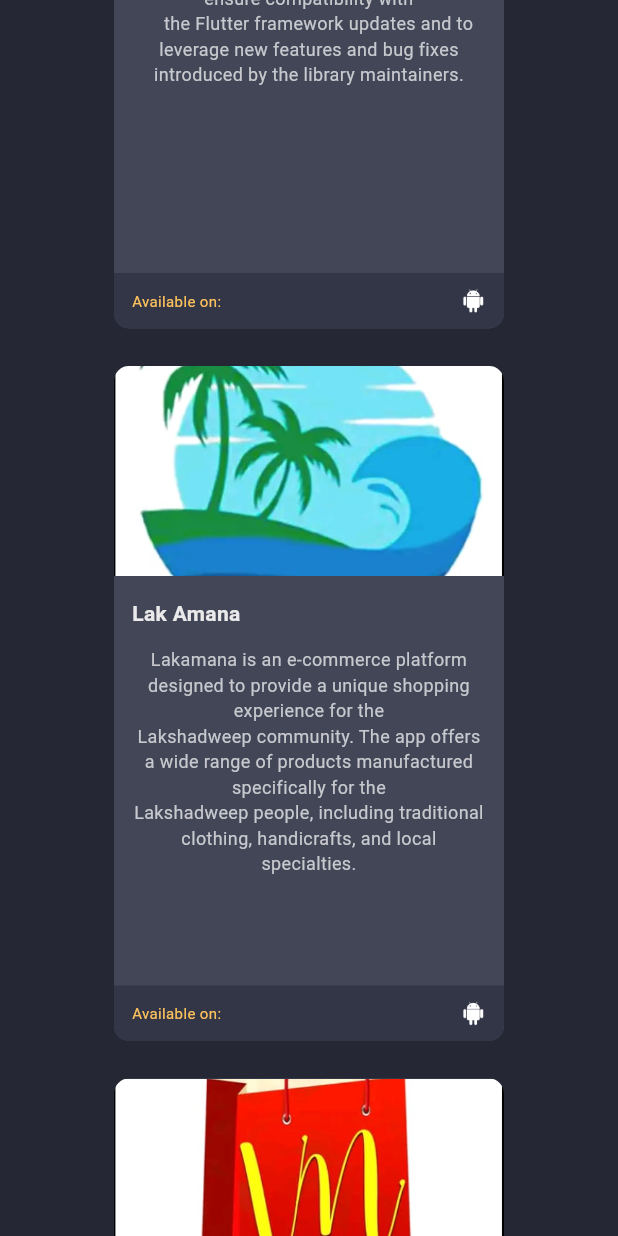
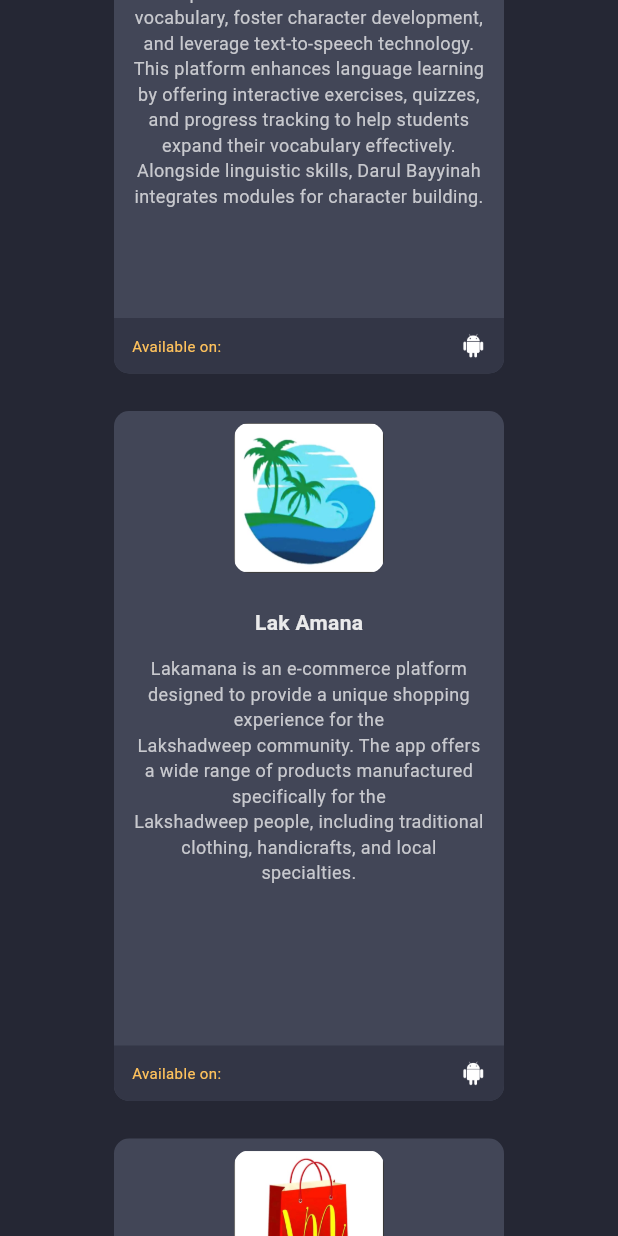
Before and after one commit to Musafar-Ahmd/portfolio, a Flutter app: the screen it shows after launch, scrolled down 2880 dp, on a phone screen of 412 x 824 dp. Run offline on Flutter 3.47's test engine with Material 3 defaults, Android fonts, the phone set to English and light mode, and no system bars; our stand-ins replace animate_do, animated_text_kit, google_fonts; missing offline and left inert: dart:js.

Commit message:
pushing changes

```diff
--- a/lib/constants/skill_items.dart
+++ b/lib/constants/skill_items.dart
@@ -27,10 +27,6 @@ const List<Map> skillItems = [
     "title": "HTML5",
   },
   {
-    "img": "assets/python.png",
-    "title": "Python",
-  },
-  {
     "img": "assets/postman.png",
     "title": "Postman",
   },
--- a/lib/utils/project_utils.dart
+++ b/lib/utils/project_utils.dart
@@ -19,15 +19,14 @@ class ProjectUtils {
 // WORK PROJECTS
 List<ProjectUtils> workProjectUtils = [
   ProjectUtils(
-    image: 'assets/shumoo.png',
+    image: 'assets/shumo.png',
     title: 'Shumoo',
     subtitle:
         ''' Shumoo is an advanced ecommerce platform specializing in pharmaceuticals and cosmetics, serving
 customers in the UAE with a wide range of high-quality products in these categories''',
     androidLink:
         'https://play.google.com/store/apps/details?id=com.alshumoo.ecom',
-    iosLink:
-        "https://apps.apple.com/kr/app/%EC%98%81%EC%96%B4%EB%A8%B8%EB%A6%AC-%EA%B3%B5%EC%9E%91%EC%86%8C/id1507102714",
+    iosLink: "https://apps.apple.com/ae/app/shumoo/id6480279795",
   ),
   ProjectUtils(
     image: 'assets/inpos.png',
@@ -41,13 +40,12 @@ distributors across various industries, including fashion, electronics, grocery,
         'https://play.google.com/store/apps/details?id=com.innerix.inpos',
   ),
   ProjectUtils(
-    image: 'assets/wise-learning.png',
-    title: 'Wise Learning',
+    image: 'assets/db.png',
+    title: 'Darul Bayyinah',
     subtitle:
-        '''Experienced in regularly updating project dependencies to the latest versions to ensure compatibility with
-    the Flutter framework updates and to leverage new features and bug fixes introduced by the library maintainers.''',
+        '''Darul Bayyinah is an innovative Learning Management System (LMS) designed to empower tutors with tools to teach vocabulary, foster character development, and leverage text-to-speech technology. This platform enhances language learning by offering interactive exercises, quizzes, and progress tracking to help students expand their vocabulary effectively. Alongside linguistic skills, Darul Bayyinah integrates modules for character building.''',
     androidLink:
-        'https://play.google.com/store/apps/details?id=com.innerix.wiselearning',
+        'https://drive.google.com/drive/folders/1SOrIEnrI_bS1fukn4xxO0_ph2K3VtsmY',
   ),
   ProjectUtils(
     image: 'assets/lak-amana.jpg',
@@ -75,14 +73,14 @@ app, users can enjoy a convenient and seamless online shopping experience.''',
     title: 'Toys App',
     subtitle:
         ''' A mobile application designed for showcasing toy businesses and advertisements in malls. The app serves as a digital platform where toy stores can promote their products, display ads, and attract customers through engaging visuals and interactive content. It provides businesses with the ability to target mall visitors with advertisements, special offers, and featured toy collections, enhancing visibility and driving sales.''',
-    androidLink: '',
+    androidLink: 'https://drive.google.com/drive/folders/11mCmKZwncriKb9vDSqI9yF2ijrii1MVO',
   ),
   ProjectUtils(
-    image: 'assets/ui.jpg',
+    image: 'assets/axis.png',
     title: ' HR app',
     subtitle:
         '''I A comprehensive Human Resources mobile application aimed at streamlining employee and HR operations. The app enables employees to submit leave requests, request official documents like salary and experience certificates, and access payroll information such as payslips and payment history. Additionally, it supports work task management and tracking for efficient workflow.''',
-    androidLink:
-        'https://play.google.com/store/apps/details?id=com.innerix.inpos',
+    androidLink: '',
   ),
+
 ];
--- a/lib/widgets/contact_section.dart
+++ b/lib/widgets/contact_section.dart
@@ -25,7 +25,6 @@ class ContactSection extends StatelessWidget {
               color: CustomColor.whitePrimary,
             ),
           ),
-
           const SizedBox(height: 50),
           ConstrainedBox(
             constraints: const BoxConstraints(
--- a/lib/widgets/project_card.dart
+++ b/lib/widgets/project_card.dart
@@ -15,7 +15,7 @@ class ProjectCardWidget extends StatelessWidget {
   Widget build(BuildContext context) {
     return Container(
       clipBehavior: Clip.antiAlias,
-      height: 450,
+      height: 460,
       width: 260,
       decoration: BoxDecoration(
         borderRadius: BorderRadius.circular(10),
@@ -26,20 +26,35 @@ class ProjectCardWidget extends StatelessWidget {
         mainAxisSize: MainAxisSize.min,
         children: [
           // project img
-          Image.asset(
+          Center(
+            child: Padding(
+              padding: const EdgeInsets.all(8.0),
+              child: ClipRRect(
+                borderRadius: BorderRadius.circular(10), // Apply border radius
+                child: Container(
+                  decoration: BoxDecoration(
+                    borderRadius: BorderRadius.circular(10), // Optional, for clarity
+                  ),
+                  child: Image.asset(
                     project.image,
-            height: 140,
-            width: 260,
+                    height: 100,
+                    width: 100,
                     fit: BoxFit.cover,
                   ),
-          // title
-          Padding(
+                ),
+              ),
+            ),
+          ),
+          //  title
+          Center(
+            child: Padding(
               padding: const EdgeInsets.fromLTRB(12, 15, 12, 12),
               child: Text(
                 project.title,
                 style: const TextStyle(
                   fontWeight: FontWeight.w600,
                   color: CustomColor.whitePrimary,
+                ),
               ),
             ),
           ),
--- a/pubspec.yaml
+++ b/pubspec.yaml
@@ -35,6 +35,12 @@ dependencies:
   # The following adds the Cupertino Icons font to your application.
   # Use with the CupertinoIcons class for iOS style icons.
   cupertino_icons: ^1.0.8
+  animated_text_kit: ^4.2.2
+  animate_do: ^3.0.2
+  scrollable_positioned_list: ^0.3.5
+  google_fonts: ^4.0.3
+  url_launcher: ^6.1.8
+
 
 dev_dependencies:
   flutter_test:
```
Also changed, not shown: lib/constants/app_text_styles.dart (added, +47 -0 lines), lib/widgets/main_desktop.dart (+68 -13 lines), lib/widgets/projects_section.dart (+0 -23 lines), assets/axis.png (added), assets/db.png (added), assets/inpos.png, assets/python.png (deleted), assets/shumo.png (added), assets/shumoo.png (deleted), assets/wise-learning.png (deleted), lib/widgets/footer.dart (line endings or trailing spaces), pubspec.lock, 3 other files. Lines whose indentation alone changed are shown as unchanged.
